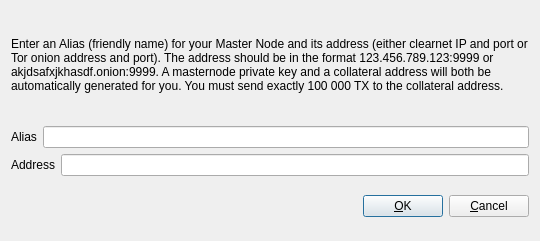
Qt form src/qt/forms/addeditadrenalinenode.ui (transferdev/Transfercoin) before a commit.
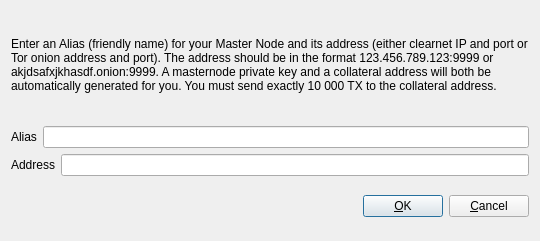
The same form after that commit.

Commit message: Reduce reward and collateral

Diff of the .ui file:
```diff
--- a/src/qt/forms/addeditadrenalinenode.ui
+++ b/src/qt/forms/addeditadrenalinenode.ui
@@ -34,7 +34,7 @@
         </sizepolicy>
        </property>
        <property name="text">
-        <string>&lt;html&gt;&lt;head/&gt;&lt;body&gt;&lt;p&gt;Enter an Alias (friendly name) for your Master Node and its address (either clearnet IP and port or Tor onion address and port).  The address should be in the format 123.456.789.123:9999 or akjdsafxjkhasdf.onion:9999.  A masternode private key and a collateral address will both be automatically generated for you.  You must send exactly 100 000 TX to the collateral address.&lt;/p&gt;&lt;/body&gt;&lt;/html&gt;</string>
+        <string>&lt;html&gt;&lt;head/&gt;&lt;body&gt;&lt;p&gt;Enter an Alias (friendly name) for your Master Node and its address (either clearnet IP and port or Tor onion address and port).  The address should be in the format 123.456.789.123:9999 or akjdsafxjkhasdf.onion:9999.  A masternode private key and a collateral address will both be automatically generated for you.  You must send exactly 10 000 TX to the collateral address.&lt;/p&gt;&lt;/body&gt;&lt;/html&gt;</string>
        </property>
        <property name="wordWrap">
         <bool>true</bool>
```
The commit also changes 9 other files.
